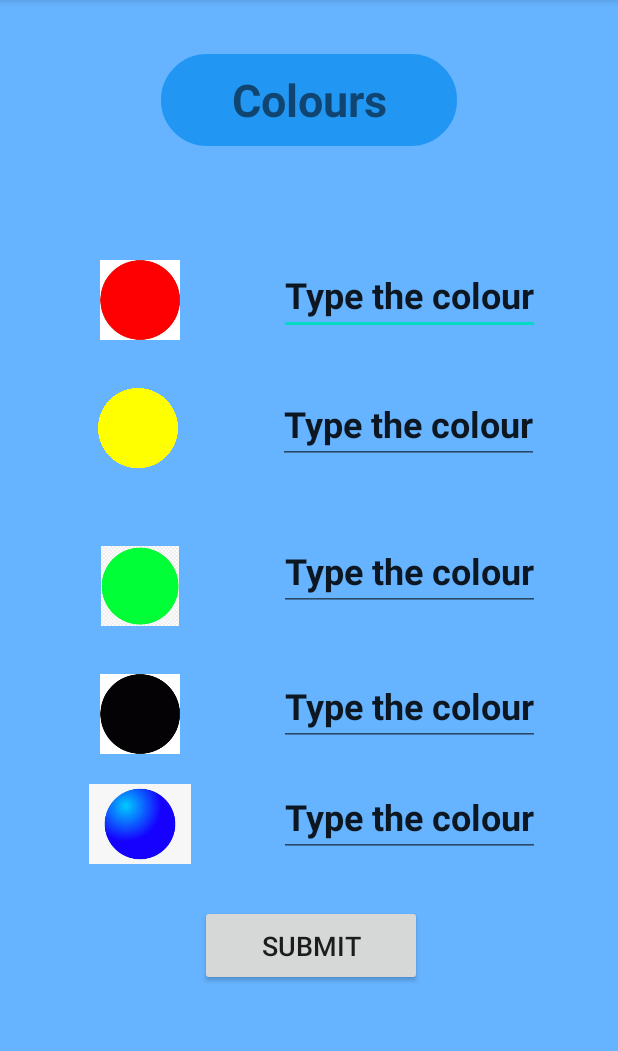
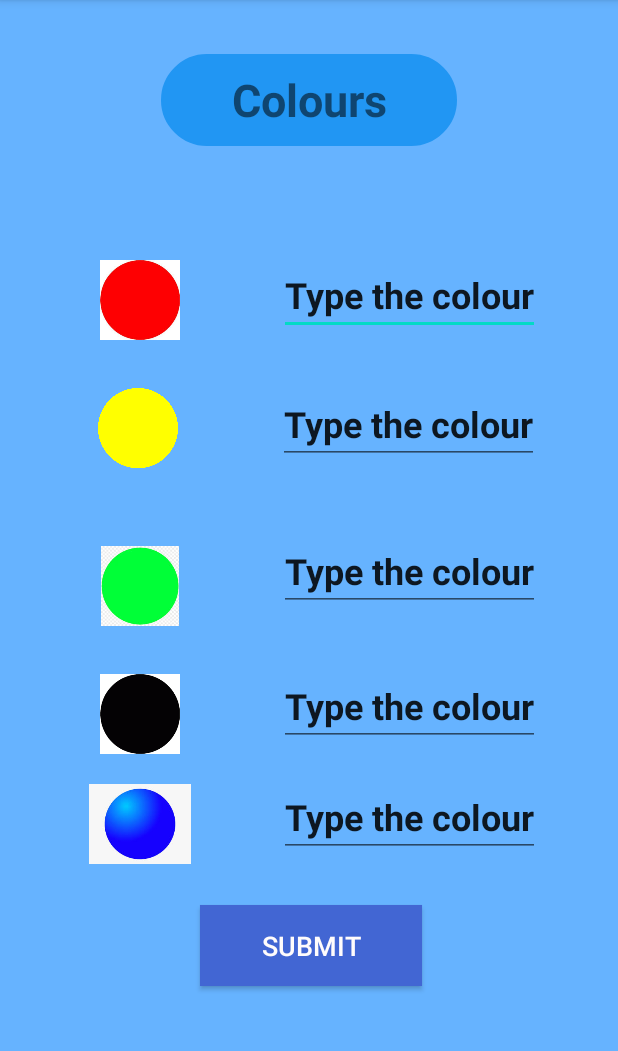
Before and after one commit to raveena69/Kids, an Android app: the SColours screen opened directly, with no data from a screen before it, on a phone screen of 412 x 824 dp, the part 84-1135 px from its top. Run offline under Robolectric (Android 15) with nearby library versions, the light colour scheme and no system bars; Roboto replaces fonts that are not available here.

Commit message:
Update the submit button in colours.xml file

```diff
--- a/app/src/main/res/layout/activity_s_colours.xml
+++ b/app/src/main/res/layout/activity_s_colours.xml
@@ -131,7 +131,9 @@
         android:layout_width="148dp"
         android:layout_height="54dp"
         android:layout_marginTop="32dp"
+        android:background="#4266D3"
         android:text="@string/submit"
+        android:textColor="#FFFCFC"
         android:textSize="18sp"
         app:layout_constraintEnd_toEndOf="parent"
         app:layout_constraintHorizontal_bias="0.505"
```
